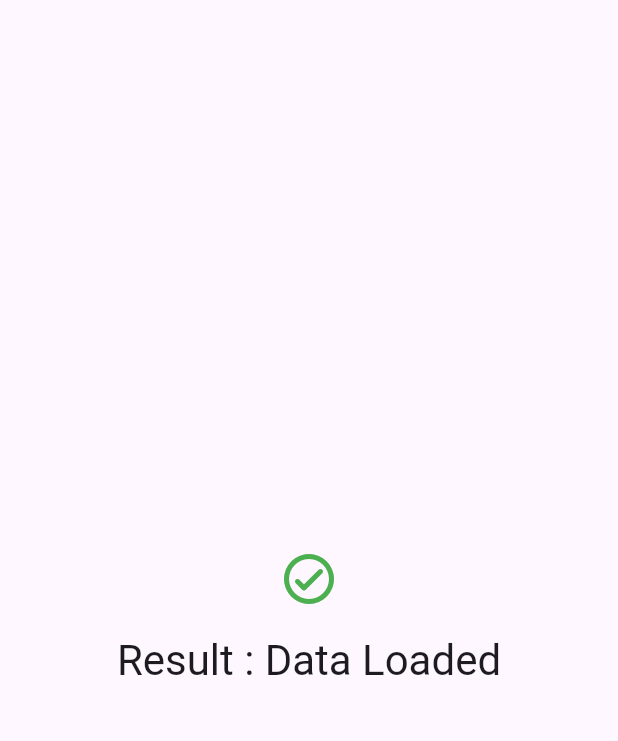
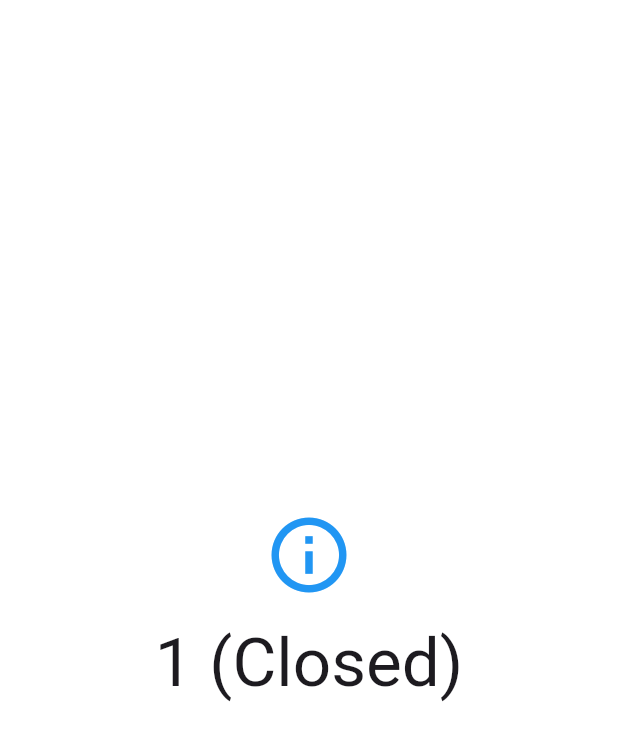
Before and after one commit to poojac-nt/Flutter_Training, a Flutter app: the screen it shows after launch, on a phone screen of 412 x 824 dp. Shown: the top 741 px of the screen. Run offline on Flutter 3.47's test engine with Material 3 defaults, Android fonts, the phone set to English and light mode, and no system bars.

Commit message:
Stream Builder

```diff
--- a/lib/main.dart
+++ b/lib/main.dart
@@ -1,6 +1,7 @@
 import 'package:flutter/material.dart';
 import 'package:flutter_practice/widgets/appbar.dart';
 import 'package:flutter_practice/widgets/async/future_builder.dart';
+import 'package:flutter_practice/widgets/async/stream_builder_example.dart';
 
 void main() {
   runApp(const MyApp());
@@ -19,6 +20,6 @@ class MyApp extends StatelessWidget {
           colorScheme: ColorScheme.fromSeed(seedColor: Colors.deepPurple),
           useMaterial3: true,
         ),
-        home: const FutureBuilderExample());
+        home: const StreamBuilderExample());
   }
 }
--- /dev/null
+++ b/lib/widgets/async/stream_builder_example.dart
@@ -0,0 +1,134 @@
+import 'dart:async';
+
+import 'package:flutter/material.dart';
+
+class StreamBuilderExample extends StatefulWidget {
+  const StreamBuilderExample({super.key});
+
+  @override
+  State<StreamBuilderExample> createState() => _StreamBuilderExampleState();
+}
+
+class _StreamBuilderExampleState extends State<StreamBuilderExample> {
+  late final StreamController<int> _controller =
+      StreamController<int>(onListen: () async {
+    await Future.delayed(Duration(seconds: 2));
+
+    if (!_controller.isClosed) {
+      _controller.add(1);
+    }
+    await Future.delayed(Duration(seconds: 2));
+
+    if (!_controller.isClosed) {
+      _controller.close();
+    }
+  });
+  Stream<int> get bids => _controller.stream;
+
+  @override
+  void dispose() {
+    // TODO: implement dispose
+    super.dispose();
+    if (!_controller.isClosed) {
+      _controller.close();
+    }
+  }
+
+  @override
+  Widget build(BuildContext context) {
+    return Scaffold(
+      body: DefaultTextStyle(
+          style: Theme.of(context).textTheme.displayMedium!,
+          textAlign: TextAlign.center,
+          child: Container(
+            alignment: Alignment.center,
+            color: Colors.white,
+            child: StreamBuilder(
+                stream: bids,
+                builder: (context, snapshot) {
+                  List<Widget> children;
+                  if (snapshot.hasError) {
+                    children = [
+                      Icon(
+                        Icons.info_outline,
+                        color: Colors.blue,
+                        size: 60,
+                      ),
+                      Padding(
+                        padding: EdgeInsets.all(16.00),
+                        child: Text("${snapshot.error}"),
+                      ),
+                      Padding(
+                        padding: EdgeInsets.all(8.00),
+                        child: Text("${snapshot.stackTrace}"),
+                      ),
+                    ];
+                  } else {
+                    switch (snapshot.connectionState) {
+                      case ConnectionState.none:
+                        children = [
+                          Icon(
+                            Icons.info_outline,
+                            size: 60,
+                            color: Colors.blue,
+                          ),
+                          Padding(
+                            padding: EdgeInsets.all(16),
+                            child: Text("Select a lot"),
+                          )
+                        ];
+                      case ConnectionState.waiting:
+                        children = [
+                          SizedBox(
+                            width: 60,
+                            height: 60,
+                            child: CircularProgressIndicator(),
+                          ),
+                          Padding(
+                            padding: EdgeInsets.all(16),
+                            child: Text("Awaiting bids..."),
+                          )
+                        ];
+                      case ConnectionState.active:
+                        children = [
+                          Icon(
+                            Icons.check_circle_outline_rounded,
+                            size: 60,
+                            color: Colors.green,
+                          ),
+                          Padding(
+                            padding: EdgeInsets.all(16),
+                            child: Text("\$${snapshot.data}"),
+                          )
+                        ];
+                      case ConnectionState.done:
+                        children = [
+                          Icon(
+                            Icons.info_outline,
+                            size: 60,
+                            color: Colors.blue,
+                          ),
+                          Padding(
+                            padding: EdgeInsets.all(16),
+                            child: Text(snapshot.hasData
+                                ? "${snapshot.data} (Closed)"
+                                : "(Closed)"),
+                          )
+                        ];
+                    }
+                  }
+                  return StreamBuilder<Object>(
+                      stream: null,
+                      builder: (context, snapshot) {
+                        return Center(
+                          child: Column(
+                            children: children,
+                            mainAxisAlignment: MainAxisAlignment.center,
+                          ),
+                        );
+                      });
+                }),
+          )),
+    );
+  }
+}
```
Also changed, not shown: 4 other files.
